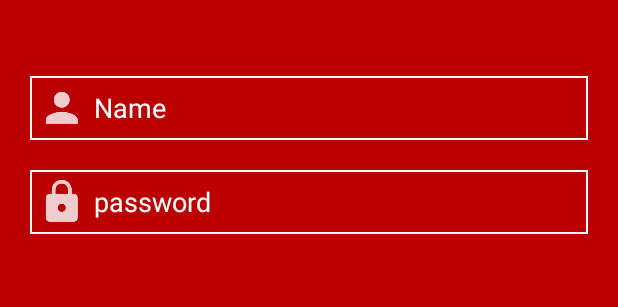
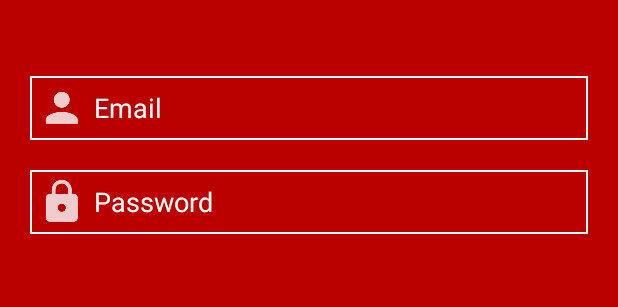
Before and after one commit to nishant-neosoft/neostore, an Android app: the layout activity_login.xml on its own in the app's theme, with its tools: preview values and no code run, on a phone screen of 412 x 824 dp. Shown: the part 380-687 px from the top of the screen. Run offline under Robolectric (Android 15) with nearby library versions, the phone set to English and light mode, and no system bars.

Commit message:
login without session

```diff
--- a/app/build.gradle
+++ b/app/build.gradle
@@ -20,11 +20,12 @@ android {
 }
 
 dependencies {
-    compile fileTree(dir: 'libs', include: ['*.jar'])
+    compile fileTree(include: ['*.jar'], dir: 'libs')
     androidTestCompile('com.android.support.test.espresso:espresso-core:2.2.2', {
         exclude group: 'com.android.support', module: 'support-annotations'
     })
     compile 'com.android.support:appcompat-v7:24.2.1'
     compile 'com.android.support:design:24.2.1'
     testCompile 'junit:junit:4.12'
+    compile 'com.squareup.okhttp3:okhttp:3.4.2'
 }
--- a/app/src/main/AndroidManifest.xml
+++ b/app/src/main/AndroidManifest.xml
@@ -1,6 +1,9 @@
 <?xml version="1.0" encoding="utf-8"?>
 <manifest xmlns:android="http://schemas.android.com/apk/res/android"
     package="com.neosoft.neostore">
+
+    <uses-permission android:name="android.permission.INTERNET" />
+    <uses-permission android:name="android.permission.ACCESS_NETWORK_STATE" />
     <application
         android:allowBackup="true"
         android:icon="@mipmap/ic_launcher"
@@ -16,5 +19,6 @@
                 <category android:name="android.intent.category.LAUNCHER" />
             </intent-filter>
         </activity>
+
     </application>
 </manifest>
--- a/app/src/main/res/layout/activity_login.xml
+++ b/app/src/main/res/layout/activity_login.xml
@@ -10,25 +10,27 @@
         android:layout_weight="9"
         android:gravity="center"
         android:orientation="vertical">
-        <TextView style="@style/NeoSOFT" />
+        <TextView style="@style/NeoSOFT"
+            android:id="@+id/txtView"/>
         <EditText
-            android:id="@+id/editText2"
+            android:id="@+id/edtEmail"
             style="@style/EditTextWithImage"
             android:drawableLeft="@drawable/ic_username"
-            android:hint="Name"
-            android:inputType="textPersonName" />
+            android:hint="Email"
+            android:inputType="textEmailAddress" />
         <EditText
-            android:id="@+id/editText"
+            android:id="@+id/edtPass"
             style="@style/EditTextWithImage"
             android:drawableLeft="@drawable/ic_password"
-            android:hint="password"
+            android:hint="Password"
             android:inputType="textPassword"
             android:textColorHint="@color/colorWhite" />
         <Button
-            android:id="@+id/button"
+            android:id="@+id/btnLogin"
             style="@style/SubmitButtoninWhite"
             android:background="@drawable/submit_white_style"
             android:text="@string/login" />
+
     </LinearLayout>
     <LinearLayout
         android:layout_width="match_parent"
```
Also changed, not shown: app/src/main/java/com/neosoft/neostore/LoginActivity.java (+91 -1 lines), app/src/main/java/com/neosoft/neostore/RegisterAcivity.java (added, +71 -0 lines).
